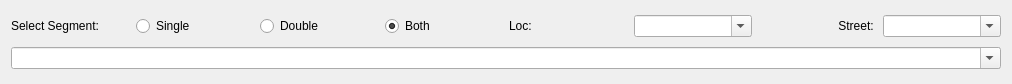
First picture: the form in ui/segmentselectionwidget.ui, repository allenck/mapper, before the edit.
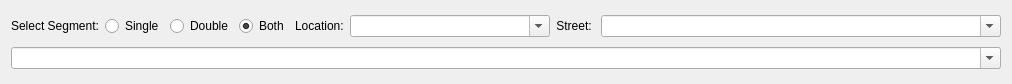
Second picture: the form after the edit.

Diff of the .ui file:
```diff
--- a/ui/segmentselectionwidget.ui
+++ b/ui/segmentselectionwidget.ui
@@ -10,6 +10,18 @@
     <height>84</height>
    </rect>
   </property>
+  <property name="sizePolicy">
+   <sizepolicy hsizetype="Preferred" vsizetype="Preferred">
+    <horstretch>0</horstretch>
+    <verstretch>0</verstretch>
+   </sizepolicy>
+  </property>
+  <property name="minimumSize">
+   <size>
+    <width>0</width>
+    <height>0</height>
+   </size>
+  </property>
   <property name="windowTitle">
    <string>Form</string>
   </property>
@@ -57,12 +69,24 @@
    <item row="0" column="4">
     <widget class="QLabel" name="label_2">
      <property name="text">
-      <string>Loc:</string>
+      <string>Location:</string>
      </property>
     </widget>
    </item>
    <item row="0" column="5">
     <widget class="QComboBox" name="cbLocation">
+     <property name="sizePolicy">
+      <sizepolicy hsizetype="Preferred" vsizetype="Fixed">
+       <horstretch>1</horstretch>
+       <verstretch>0</verstretch>
+      </sizepolicy>
+     </property>
+     <property name="minimumSize">
+      <size>
+       <width>200</width>
+       <height>0</height>
+      </size>
+     </property>
      <property name="toolTip">
       <string>&lt;html&gt;&lt;head/&gt;&lt;body&gt;&lt;p&gt;Specify a location name to limit search for street names. &lt;/p&gt;&lt;/body&gt;&lt;/html&gt;</string>
      </property>
@@ -86,6 +110,18 @@
    </item>
    <item row="0" column="7">
     <widget class="QComboBox" name="cbStreets">
+     <property name="sizePolicy">
+      <sizepolicy hsizetype="Expanding" vsizetype="Fixed">
+       <horstretch>2</horstretch>
+       <verstretch>0</verstretch>
+      </sizepolicy>
+     </property>
+     <property name="minimumSize">
+      <size>
+       <width>200</width>
+       <height>0</height>
+      </size>
+     </property>
      <property name="toolTip">
       <string>&lt;html&gt;&lt;head/&gt;&lt;body&gt;&lt;p&gt;Enter a street name for which segments on that street will be displated.&lt;/p&gt;&lt;/body&gt;&lt;/html&gt;</string>
      </property>
```
Left out of the diff: 4 changed lines with no effect on the pictures.
